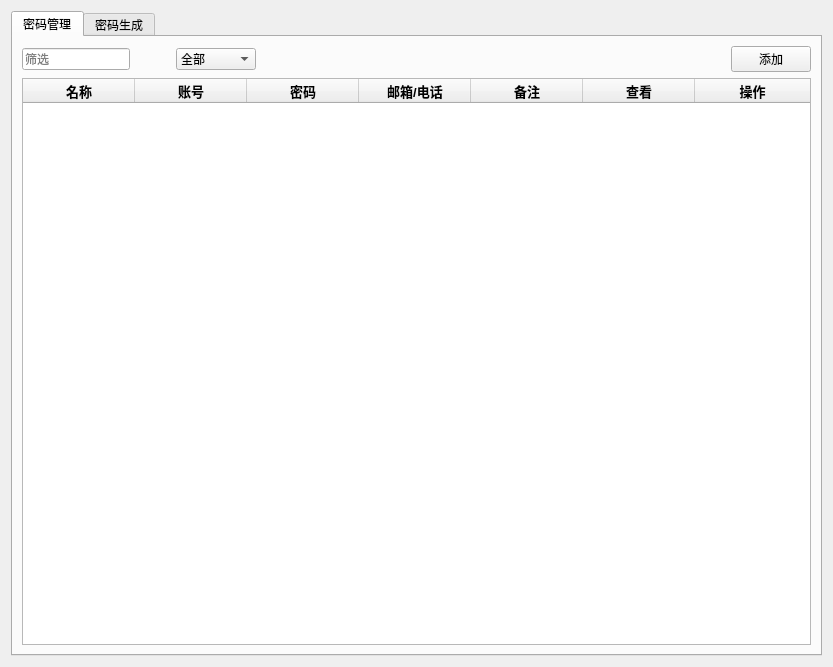
First picture: the form in gui/MainGUI.ui, repository Malloc-Luo/py-passwordmanager, before the edit.
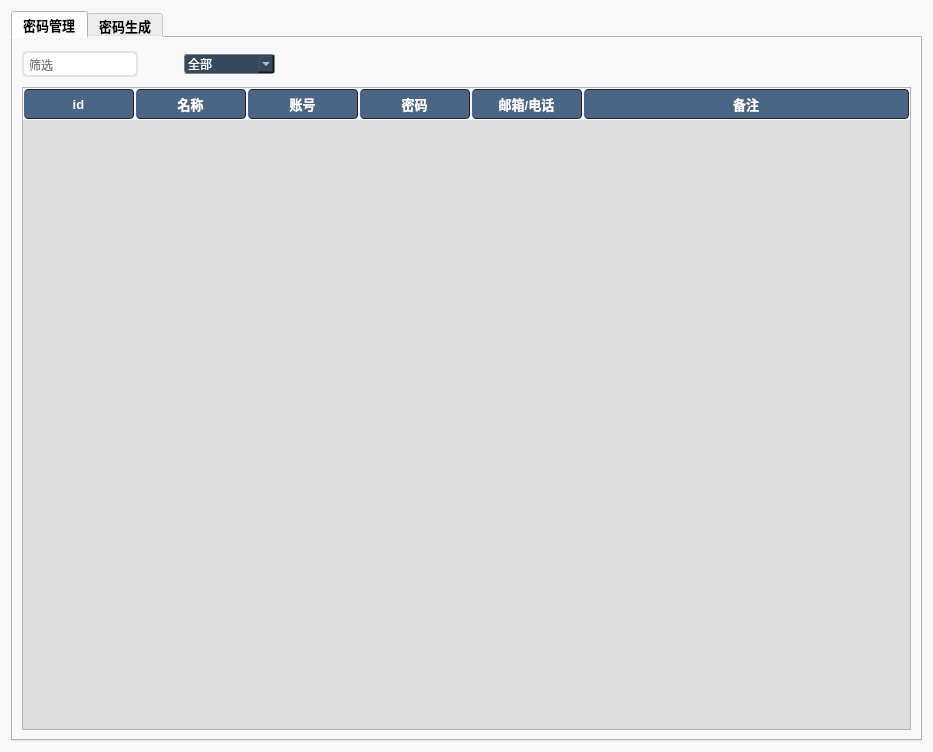
Second picture: the form after the edit. Icons and pictures are not drawn.

What changed in the file:
```diff
--- a/gui/MainGUI.ui
+++ b/gui/MainGUI.ui
@@ -6,22 +6,46 @@
    <rect>
     <x>0</x>
     <y>0</y>
-    <width>833</width>
-    <height>667</height>
+    <width>933</width>
+    <height>752</height>
    </rect>
   </property>
   <property name="windowTitle">
    <string>Form</string>
   </property>
+  <property name="styleSheet">
+   <string notr="true">background:rgb(248, 248, 248);</string>
+  </property>
   <layout class="QGridLayout" name="gridLayout">
    <item row="0" column="0">
     <widget class="QTabWidget" name="tabWidget">
      <property name="font">
       <font>
-       <family>Microsoft JhengHei UI</family>
-       <pointsize>9</pointsize>
+       <family>Microsoft YaHei UI</family>
+       <pointsize>10</pointsize>
+       <weight>75</weight>
+       <bold>true</bold>
       </font>
      </property>
+     <property name="styleSheet">
+      <string notr="true">QPushButton {
+    border-style:none;
+    padding:10px;
+    border-radius:8px;
+    color:#FFFFFF;
+    background:#34495E;
+}
+QPushButton:hover {
+    color:#4E6D8C;
+    background:#e5e5e5;
+	border:2px solid #34495E;
+}
+QPushButton:pressed {
+    color:#000000;
+    background:#B8C6D1;
+}
+</string>
+     </property>
      <property name="tabShape">
       <enum>QTabWidget::Rounded</enum>
      </property>
@@ -43,6 +67,25 @@
              <verstretch>0</verstretch>
             </sizepolicy>
            </property>
+           <property name="font">
+            <font>
+             <family>Microsoft YaHei UI</family>
+            </font>
+           </property>
+           <property name="styleSheet">
+            <string notr="true">QLineEdit {
+	border-style:none;
+	padding:3px;
+	border-radius:5px;
+	border:2px solid #DCE4EC;
+	background:rgb(255, 255, 255);
+}
+QLineEdit:focus {
+	border:2px solid #34495E;
+	background:rgb(255, 255, 255);
+}
+</string>
+           </property>
            <property name="placeholderText">
             <string>筛选</string>
            </property>
@@ -66,6 +109,32 @@
          </item>
          <item>
           <widget class="QComboBox" name="comboBox">
+           <property name="font">
+            <font>
+             <family>Microsoft YaHei UI</family>
+            </font>
+           </property>
+           <property name="styleSheet">
+            <string notr="true">
+QComboBox {
+    border: 1px solid gray;   /* 边框 */
+    border-radius: 3px;   /* 圆角 */
+    padding: 1px 18px 1px 3px;   /* 字体填衬 */
+    color:#FFFFFF;
+    background:#34495E;
+}
+/* 下拉后，整个下拉窗体样式 */
+QComboBox QAbstractItemView {
+	/* 选定项的虚框 */
+    outline: 0px solid gray;
+	/* 整个下拉窗体的边框 */   
+    border: 1px solid white;   
+    color:#FFFFFF;
+    background:rgb(68, 96, 124);
+}
+
+</string>
+           </property>
            <item>
             <property name="text">
              <string>全部</string>
@@ -98,16 +167,98 @@
            </property>
            <property name="sizeHint" stdset="0">
             <size>
-             <width>400</width>
+             <width>380</width>
              <height>20</height>
             </size>
            </property>
           </spacer>
          </item>
+         <item>
+          <widget class="QPushButton" name="pushButton">
+           <property name="sizePolicy">
+            <sizepolicy hsizetype="Minimum" vsizetype="Minimum">
+             <horstretch>0</horstretch>
+             <verstretch>0</verstretch>
+            </sizepolicy>
+           </property>
+           <property name="cursor">
+            <cursorShape>PointingHandCursor</cursorShape>
+           </property>
+           <property name="acceptDrops">
+            <bool>true</bool>
+           </property>
+           <property name="toolTip">
+            <string>删除项</string>
+           </property>
+           <property name="autoFillBackground">
+            <bool>false</bool>
+           </property>
+           <property name="styleSheet">
+            <string notr="true">QPushButton
+{
+	border: 0px;
+	background-color:transparent;
+	image: url(:/mainui/icon/delete1.png);
+}
+QPushButton:hover
+{
+	border: 0px;
+	background-color:transparent;
+	image: url(:/mainui/icon/delete.png);
+}</string>
+           </property>
+           <property name="text">
+            <string/>
+           </property>
+           <property name="iconSize">
+            <size>
+             <width>23</width>
+             <height>23</height>
+            </size>
+           </property>
+          </widget>
+         </item>
          <item>
           <widget class="QPushButton" name="pbt_add">
+           <property name="sizePolicy">
+            <sizepolicy hsizetype="Minimum" vsizetype="Minimum">
+             <horstretch>0</horstretch>
+             <verstretch>0</verstretch>
+            </sizepolicy>
+           </property>
+           <property name="font">
+            <font>
+             <family>Microsoft YaHei UI</family>
+            </font>
+           </property>
+           <property name="cursor">
+            <cursorShape>PointingHandCursor</cursorShape>
+           </property>
+           <property name="toolTip">
+            <string>添加项</string>
+           </property>
+           <property name="styleSheet">
+            <string notr="true">QPushButton
+{
+	border: 0px;
+	background-color:transparent;
+	image: url(:/mainui/icon/add.png);
+}
+QPushButton:hover
+{
+	border: 0px;
+	background-color:transparent;
+	image: url(:/mainui/icon/add1.png);
+}</string>
+           </property>
            <property name="text">
-            <string>添加</string>
+            <string/>
+           </property>
+           <property name="iconSize">
+            <size>
+             <width>23</width>
+             <height>23</height>
+            </size>
            </property>
           </widget>
          </item>
@@ -115,6 +266,66 @@
        </item>
        <item>
         <widget class="QTableWidget" name="table">
+         <property name="styleSheet">
+          <string notr="true">QTableWidget {
+    color:#34495E;
+    background:#DCDCDC;
+    border:1px solid #b6b6b6;
+    alternate-background-color:#d2d2d2;
+    gridline-color:#ffffff;
+}
+QTableWidget::item{
+    border-radius:4px;
+}
+QTableWidget::item:selected{
+color:#ffffff;
+background:#73A1D0;
+}
+
+QTableWidget::item:hover{
+background:#5E84AA;
+color:#000000;
+    font-size:10;
+}
+QHeaderView::section{
+text-align:center;
+background:#496684;
+padding:2px;
+margin:1px;
+color:#ffffff;
+border:1px solid #242424;
+border-left-width:0;
+border-radius:4px;
+}
+QScrollBar:vertical{
+background:#484848;
+padding:0px;
+border-radius:6px;
+max-width:12px;
+}
+QScrollBar::handle:vertical{
+background:#CCCCCC;
+}
+QScrollBar::handle:hover:vertical,QScrollBar::handle:pressed:vertical{
+background:#A7A7A7;
+}
+QScrollBar::sub-page:vertical{
+background:444444;
+}
+QScrollBar::add-page:vertical{
+background:5B5B5B;
+}
+QScrollBar::add-line:vertical{
+background:none;
+}
+QScrollBar::sub-line:vertical{
+background:none;
+}
+</string>
+         </property>
+         <property name="lineWidth">
+          <number>1</number>
+         </property>
          <property name="sizeAdjustPolicy">
           <enum>QAbstractScrollArea::AdjustToContents</enum>
          </property>
@@ -134,7 +345,7 @@
           <enum>Qt::ElideMiddle</enum>
          </property>
          <property name="gridStyle">
-          <enum>Qt::DotLine</enum>
+          <enum>Qt::SolidLine</enum>
          </property>
          <property name="sortingEnabled">
           <bool>true</bool>
@@ -166,6 +377,22 @@
          <attribute name="verticalHeaderStretchLastSection">
           <bool>false</bool>
          </attribute>
+         <column>
+          <property name="text">
+           <string>id</string>
+          </property>
+          <property name="font">
+           <font>
+            <family>Microsoft YaHei UI</family>
+            <pointsize>10</pointsize>
+            <weight>75</weight>
+            <bold>true</bold>
+           </font>
+          </property>
+          <property name="textAlignment">
+           <set>AlignCenter</set>
+          </property>
+         </column>
          <column>
           <property name="text">
            <string>名称</string>
@@ -241,36 +468,6 @@
            <set>AlignCenter</set>
           </property>
          </column>
-         <column>
-          <property name="text">
-           <string>查看</string>
-          </property>
-          <property name="font">
-           <font>
-            <pointsize>10</pointsize>
-            <weight>75</weight>
-            <bold>true</bold>
-           </font>
-          </property>
-          <property name="textAlignment">
-           <set>AlignCenter</set>
-          </property>
-         </column>
-         <column>
-          <property name="text">
-           <string>操作</string>
-          </property>
-          <property name="font">
-           <font>
-            <pointsize>10</pointsize>
-            <weight>75</weight>
-            <bold>true</bold>
-           </font>
-          </property>
-          <property name="textAlignment">
-           <set>AlignCenter</set>
-          </property>
-         </column>
         </widget>
        </item>
       </layout>
```
Left out of the diff: 172 changed lines with no effect on the pictures.
